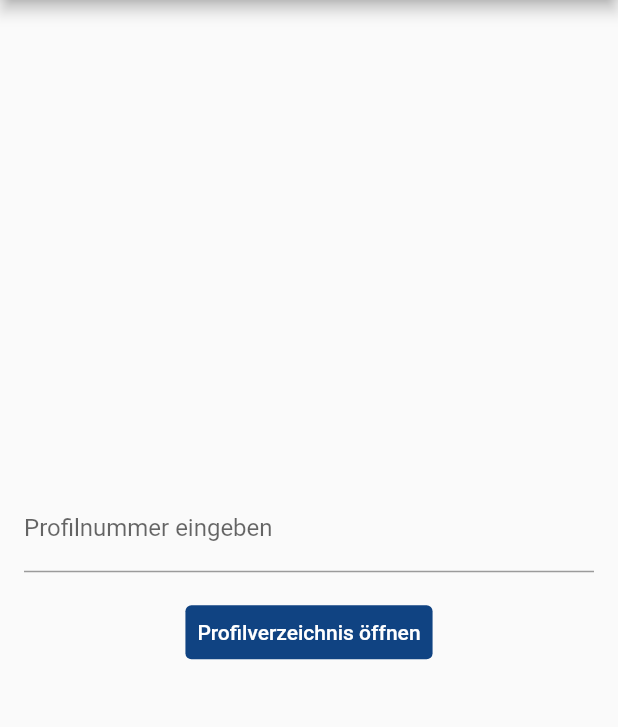
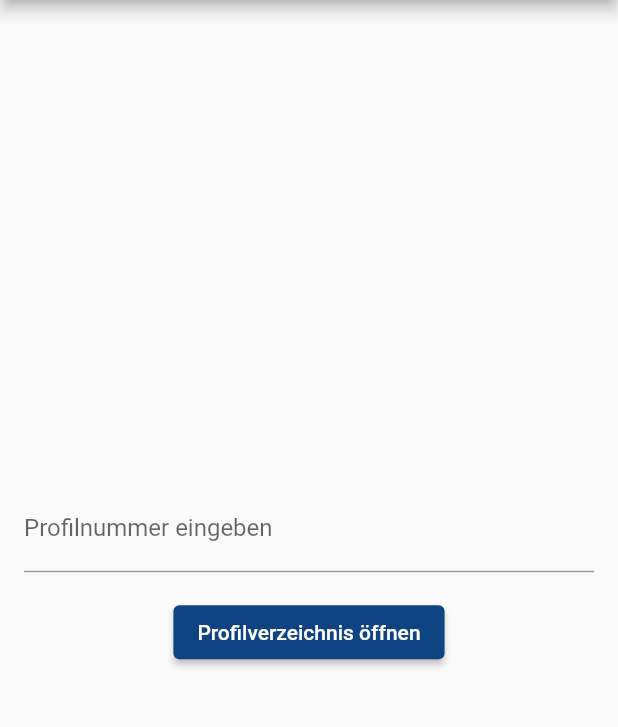
Before and after one commit to svenger87/ttp_urlcompleter, a Flutter app: the screen it shows after launch, on a phone screen of 412 x 824 dp, the part 84-811 px from its top. Run offline on Flutter 3.47's test engine with Material 2 defaults, Android fonts, the phone set to English and light mode, and no system bars.

Commit message:
Make button respond to return key

```diff
--- a/lib/main.dart
+++ b/lib/main.dart
@@ -56,7 +56,6 @@ class _NumberInputPageState extends State<NumberInputPage> {
     }
 
     final url = 'http://wim-solution.sip.local:8081/$number';
-    //final url = 'http://google.de/$number';
 
     if (await canLaunch(url)) {
       await launch(url);
@@ -85,24 +84,24 @@ class _NumberInputPageState extends State<NumberInputPage> {
       body: Center(
         child: Padding(
           padding: const EdgeInsets.all(16.0),
+          child: Form(
             child: Column(
               mainAxisAlignment: MainAxisAlignment.center,
               children: <Widget>[
-              TextField(
+                TextFormField(
                   controller: _numberController,
                   keyboardType: TextInputType.text,
                   decoration: const InputDecoration(
                     labelText: 'Profilnummer eingeben',
                     hintText: 'Geben Sie eine Profilnummer ein',
                   ),
+                  onFieldSubmitted: (_) => _openUrlWithNumber(),
                 ),
                 const SizedBox(height: 16.0),
-              TextButton(
+                ElevatedButton(
                   onPressed: _openUrlWithNumber,
-                style: TextButton.styleFrom(
-                  backgroundColor: Theme.of(context).primaryColor,
-                ).copyWith(
-                  foregroundColor: MaterialStateProperty.all<Color>(Colors.white),
+                  style: ElevatedButton.styleFrom(
+                    primary: Theme.of(context).primaryColor,
                   ),
                   child: const Text('Profilverzeichnis öffnen'),
                 ),
@@ -110,6 +109,7 @@ class _NumberInputPageState extends State<NumberInputPage> {
             ),
           ),
         ),
+      ),
     );
   }
 }
```
Lines whose indentation alone changed are shown as unchanged.
